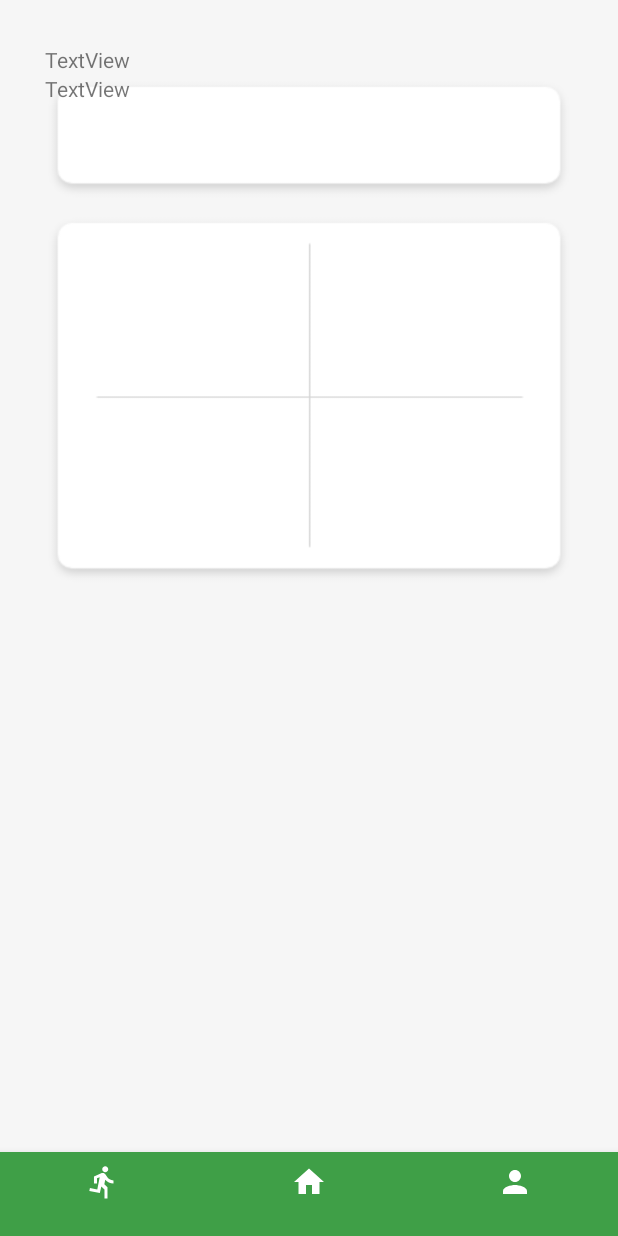
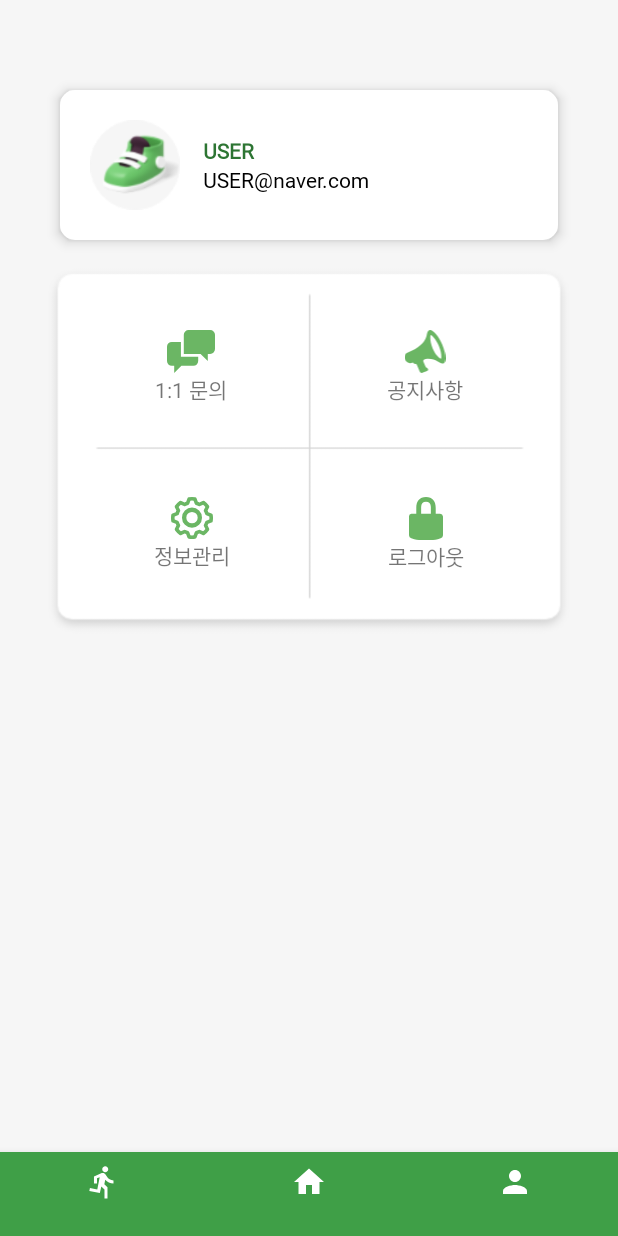
Before and after one commit to jinnnii/flogging-app, an Android app: the fragment MypageFragment placed in its activity, on a phone screen of 412 x 824 dp. Run offline under Robolectric (Android 15) with nearby library versions, the light colour scheme and no system bars.

Commit message:
my page 완료

```diff
--- /dev/null
+++ b/Flogging/app/src/main/res/drawable/ic_user_box.xml
@@ -0,0 +1,11 @@
+<?xml version="1.0" encoding="utf-8"?>
+<shape xmlns:android="http://schemas.android.com/apk/res/android"
+    android:shape="rectangle">
+    <corners
+        android:bottomLeftRadius="10dp"
+        android:bottomRightRadius="10dp"
+        android:topLeftRadius="10dp"
+        android:topRightRadius="10dp"/>
+    <solid
+        android:color="@color/white"/>
+</shape>
--- a/Flogging/app/src/main/res/layout/fragment_mypage.xml
+++ b/Flogging/app/src/main/res/layout/fragment_mypage.xml
@@ -13,43 +13,54 @@
 
     <FrameLayout
         android:layout_width="match_parent"
-        android:layout_height="wrap_content">
+        android:layout_height="wrap_content"
+        android:layout_marginTop="20dp">
 
         <ImageView
-            android:id="@+id/imageView2"
+            android:id="@+id/userprofileBox"
             android:layout_width="match_parent"
-            android:layout_height="wrap_content"
-            android:layout_marginTop="20dp"
-            android:src="@drawable/shape_home_menu" />
+            android:layout_height="100dp"
+            android:layout_margin="10dp"
+            android:background="@drawable/ic_user_box"
+            android:clickable="true"
+            android:elevation="5dp"/>
 
         <LinearLayout
             android:layout_width="match_parent"
-            android:layout_height="match_parent"
-            android:orientation="horizontal">
+            android:layout_height="wrap_content"
+            android:layout_margin="30dp"
+            android:gravity="center_vertical"
+            android:orientation="horizontal"
+            android:elevation="5dp">
 
             <ImageView
-                android:id="@+id/imageView3"
-                android:layout_width="wrap_content"
-                android:layout_height="wrap_content"
-                android:layout_weight="1"
+                android:id="@+id/userProfileIcon"
+                android:layout_width="60dp"
+                android:layout_height="60dp"
                 android:src="@drawable/ic_user_profile" />
 
             <LinearLayout
-                android:layout_width="match_parent"
-                android:layout_height="match_parent"
+                android:layout_width="wrap_content"
+                android:layout_height="wrap_content"
+                android:layout_marginLeft="15dp"
                 android:orientation="vertical">
 
                 <TextView
-                    android:id="@+id/textView"
+                    android:id="@+id/userName"
                     android:layout_width="match_parent"
                     android:layout_height="wrap_content"
-                    android:text="TextView" />
+                    android:fontFamily="@font/gmarketsansttfbold"
+                    android:textStyle="bold"
+                    android:textColor="@color/darker_green"
+                    android:text="USER" />
 
                 <TextView
-                    android:id="@+id/textView2"
+                    android:id="@+id/email"
                     android:layout_width="match_parent"
                     android:layout_height="wrap_content"
-                    android:text="TextView" />
+                    android:fontFamily="@font/scdream5"
+                    android:textColor="@color/black"
+                    android:text="USER@naver.com" />
             </LinearLayout>
         </LinearLayout>
     </FrameLayout>
@@ -67,19 +78,112 @@
         <LinearLayout
             android:layout_width="match_parent"
             android:layout_height="match_parent"
+            android:layout_marginTop="50dp"
+            android:layout_marginBottom="50dp"
+            android:layout_marginLeft="20dp"
+            android:layout_marginRight="20dp"
             android:orientation="vertical">
 
             <LinearLayout
                 android:layout_width="match_parent"
-                android:layout_height="match_parent"
+                android:layout_height="wrap_content"
+                android:layout_weight="1"
                 android:orientation="horizontal">
 
+                <LinearLayout
+                    android:id="@+id/qnaBtn"
+                    android:layout_width="wrap_content"
+                    android:layout_height="wrap_content"
+                    android:layout_weight="1"
+                    android:clickable="true"
+                    android:orientation="vertical">
+
+                    <ImageView
+                        android:id="@+id/imageView6"
+                        android:layout_width="match_parent"
+                        android:layout_height="wrap_content"
+                        android:src="@drawable/ic_qna" />
+
+                    <TextView
+                        android:id="@+id/textView6"
+                        android:layout_width="match_parent"
+                        android:layout_height="wrap_content"
+                        android:gravity="center"
+                        android:text="1:1 문의" />
+                </LinearLayout>
+
+                <LinearLayout
+                    android:id="@+id/noticeBtn"
+                    android:layout_width="wrap_content"
+                    android:layout_height="wrap_content"
+                    android:layout_weight="1"
+                    android:clickable="true"
+                    android:orientation="vertical">
+
+                    <ImageView
+                        android:id="@+id/imageView7"
+                        android:layout_width="match_parent"
+                        android:layout_height="wrap_content"
+                        android:src="@drawable/ic_notice" />
+
+                    <TextView
+                        android:id="@+id/textView7"
+                        android:layout_width="match_parent"
+                        android:layout_height="wrap_content"
+                        android:gravity="center"
+                        android:text="공지사항" />
+                </LinearLayout>
             </LinearLayout>
 
             <LinearLayout
                 android:layout_width="match_parent"
-                android:layout_height="match_parent"
-                android:orientation="horizontal"></LinearLayout>
+                android:layout_height="wrap_content"
+                android:orientation="horizontal">
+
+                <LinearLayout
+                    android:id="@+id/settingBtn"
+                    android:layout_width="wrap_content"
+                    android:layout_height="wrap_content"
+                    android:layout_weight="1"
+                    android:clickable="true"
+                    android:orientation="vertical">
+
+                    <ImageView
+                        android:id="@+id/imageView8"
+                        android:layout_width="match_parent"
+                        android:layout_height="wrap_content"
+                        android:src="@drawable/ic_setting" />
+
+                    <TextView
+                        android:id="@+id/textView8"
+                        android:layout_width="match_parent"
+                        android:layout_height="wrap_content"
+                        android:gravity="center"
+                        android:text="정보관리" />
+                </LinearLayout>
+
+                <LinearLayout
+                    android:id="@+id/logoutBtn"
+                    android:layout_width="wrap_content"
+                    android:layout_height="wrap_content"
+                    android:layout_weight="1"
+                    android:clickable="true"
+                    android:orientation="vertical">
+
+                    <ImageView
+                        android:id="@+id/imageView9"
+                        android:layout_width="match_parent"
+                        android:layout_height="wrap_content"
+                        android:src="@drawable/ic_logout" />
+
+                    <TextView
+                        android:id="@+id/textView9"
+                        android:layout_width="match_parent"
+                        android:layout_height="wrap_content"
+                        android:gravity="center"
+                        android:text="로그아웃" />
+                </LinearLayout>
+            </LinearLayout>
         </LinearLayout>
 
     </FrameLayout>
```
